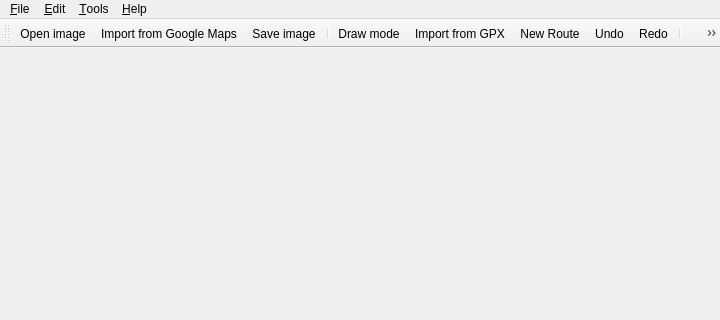
First picture: the form in src/routegen.ui, repository michjans/routegen, before the edit; both pictures show x 0 to 720 and y 0 to 320 of the 720 by 520 pixel window.
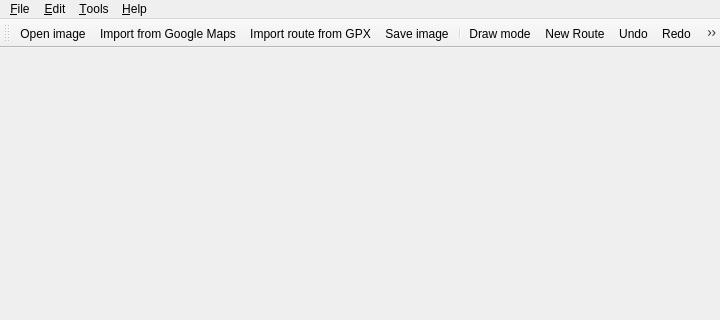
Second picture: the form after the edit. Icons and pictures are not drawn.

Commit message: Now able to import GPX before importing a map and vice vers

```diff
--- a/src/routegen.ui
+++ b/src/routegen.ui
@@ -109,10 +109,10 @@
    </attribute>
    <addaction name="actionOpen_image"/>
    <addaction name="actionImport_Google_Map"/>
+   <addaction name="actionImport_GPX"/>
    <addaction name="actionSave_image"/>
    <addaction name="separator"/>
    <addaction name="actionDraw_mode"/>
-   <addaction name="actionImport_GPX"/>
    <addaction name="actionNew_route"/>
    <addaction name="action_Undo"/>
    <addaction name="action_Redo"/>
@@ -262,7 +262,7 @@
      <normaloff>:/icons/icons/gps.png</normaloff>:/icons/icons/gps.png</iconset>
    </property>
    <property name="text">
-    <string>Import from GP&amp;X</string>
+    <string>Import route from GP&amp;X</string>
    </property>
    <property name="toolTip">
     <string>Import route points from GPX file</string>
```
Left out of the diff: 30 changed lines with no effect on the pictures. The commit also changes 5 other files.
